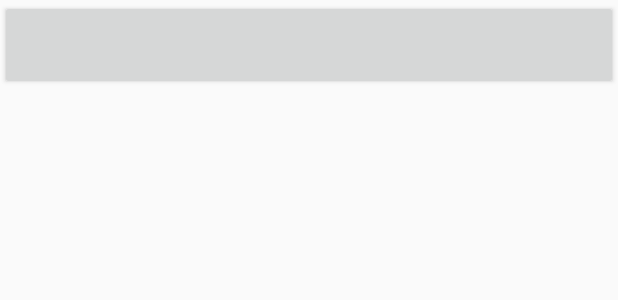
After one commit to Rakhshanipr/BeatBox, an Android app: the layout sound_list_item.xml on its own in the app's theme, with its tools: preview values and no code run, on a phone screen of 412 x 824 dp. The commit adds this screen. Shown: the top 300 px of the screen. Run offline under Robolectric (Android 15) with nearby library versions, the phone set to English and light mode, and no system bars.

Commit message:
set ViewHolder and Adapter for recyclerView fo SoundList + repository of model

```diff
--- /dev/null
+++ b/app/src/main/res/layout/sound_list_item.xml
@@ -0,0 +1,13 @@
+<?xml version="1.0" encoding="utf-8"?>
+<LinearLayout
+    xmlns:android="http://schemas.android.com/apk/res/android"
+    android:id="@+id/linearLayout_soundListItem_sound"
+    android:layout_width="match_parent"
+    android:layout_height="60dp">
+    <Button
+        android:id="@+id/button_SoundListItem_sound"
+        android:layout_width="match_parent"
+        android:layout_height="match_parent">
+    </Button>
+
+</LinearLayout>
```
Also changed, not shown: app/src/main/java/com/example/beatbox/controller/fragment/BeatBoxFragment.java (+37 -8 lines), app/src/main/java/com/example/beatbox/repository/SoundRepository.java (added, +40 -0 lines).
